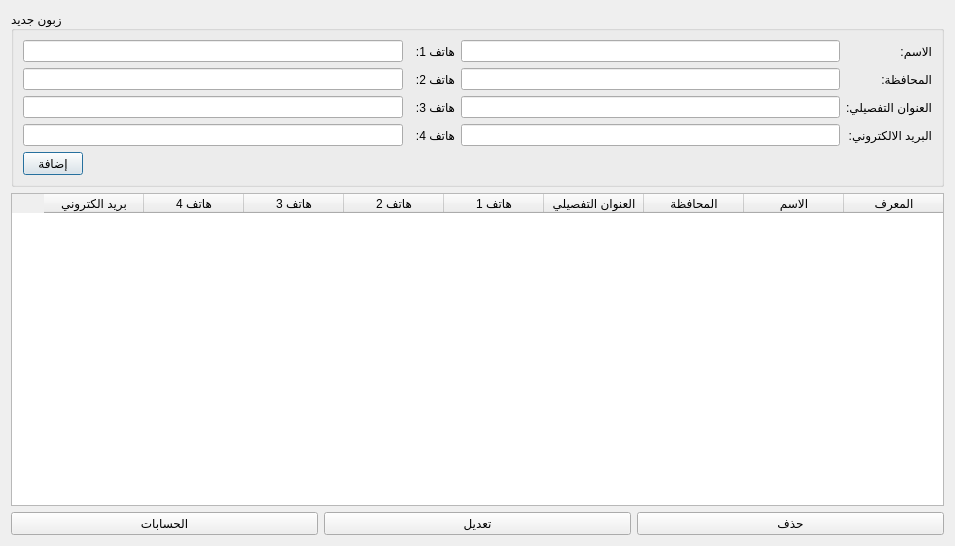
Above: Ui_Clients.ui from rabee361/E-commerce2 before the change. Below: the same form after it.
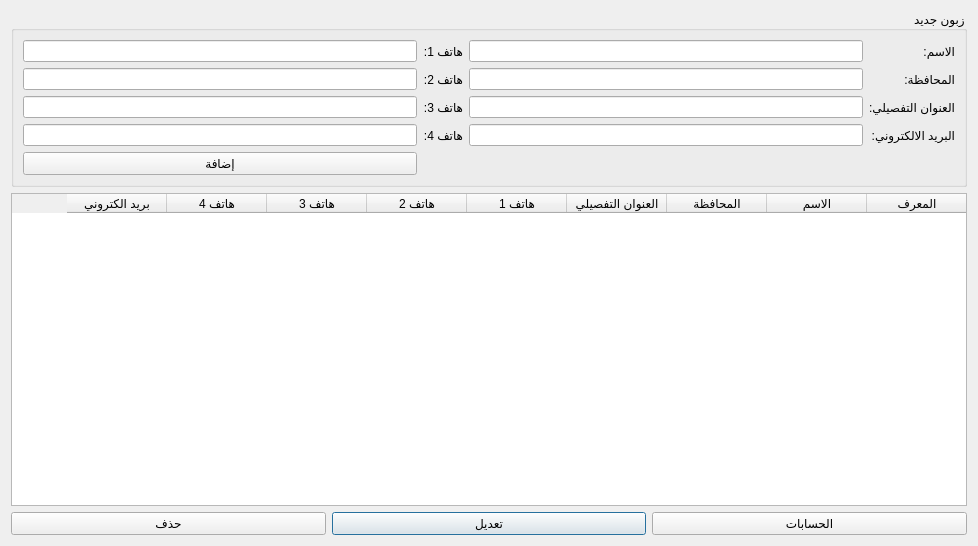
That is the form after the change. Icons and pictures are not drawn.

Diff of the .ui file:
```diff
--- a/Ui_Clients.ui
+++ b/Ui_Clients.ui
@@ -9,7 +9,7 @@
    <rect>
     <x>0</x>
     <y>0</y>
-    <width>955</width>
+    <width>978</width>
     <height>546</height>
    </rect>
   </property>
@@ -27,36 +27,102 @@
    <bool>true</bool>
   </property>
   <layout class="QGridLayout" name="gridLayout_2">
+   <item row="3" column="1">
+    <widget class="QPushButton" name="edit_btn">
+     <property name="text">
+      <string>تعديل</string>
+     </property>
+    </widget>
+   </item>
+   <item row="3" column="0">
+    <widget class="QPushButton" name="accounts_btn">
+     <property name="text">
+      <string>الحسابات</string>
+     </property>
+    </widget>
+   </item>
+   <item row="3" column="2">
+    <widget class="QPushButton" name="delete_btn">
+     <property name="text">
+      <string>حذف</string>
+     </property>
+    </widget>
+   </item>
+   <item row="1" column="0" colspan="3">
+    <widget class="QTableWidget" name="clients_table">
+     <column>
+      <property name="text">
+       <string>المعرف</string>
+      </property>
+     </column>
+     <column>
+      <property name="text">
+       <string>الاسم</string>
+      </property>
+     </column>
+     <column>
+      <property name="text">
+       <string>المحافظة</string>
+      </property>
+     </column>
+     <column>
+      <property name="text">
+       <string>العنوان التفصيلي</string>
+      </property>
+     </column>
+     <column>
+      <property name="text">
+       <string>هاتف 1</string>
+      </property>
+     </column>
+     <column>
+      <property name="text">
+       <string>هاتف 2</string>
+      </property>
+     </column>
+     <column>
+      <property name="text">
+       <string>هاتف 3</string>
+      </property>
+     </column>
+     <column>
+      <property name="text">
+       <string>هاتف 4</string>
+      </property>
+     </column>
+     <column>
+      <property name="text">
+       <string>بريد الكتروني</string>
+      </property>
+     </column>
+    </widget>
+   </item>
    <item row="0" column="0" colspan="3">
     <widget class="QGroupBox" name="groupBox">
      <property name="layoutDirection">
-      <enum>Qt::LeftToRight</enum>
+      <enum>Qt::RightToLeft</enum>
      </property>
      <property name="title">
       <string>زبون جديد</string>
      </property>
      <layout class="QGridLayout" name="gridLayout">
-      <item row="0" column="4">
-       <widget class="QLabel" name="label">
+      <item row="0" column="1">
+       <widget class="QLineEdit" name="name_input"/>
+      </item>
+      <item row="3" column="2">
+       <widget class="QLabel" name="label_6">
         <property name="text">
-         <string>الاسم:</string>
+         <string>هاتف 3:</string>
         </property>
        </widget>
       </item>
-      <item row="3" column="0">
+      <item row="6" column="3">
        <widget class="QLineEdit" name="phone4_input">
         <property name="text">
          <string/>
         </property>
        </widget>
       </item>
-      <item row="0" column="1" colspan="2">
-       <widget class="QLabel" name="label_4">
-        <property name="text">
-         <string>هاتف 1:</string>
-        </property>
-       </widget>
-      </item>
       <item row="1" column="2">
        <widget class="QLabel" name="label_5">
         <property name="text">
@@ -64,24 +130,71 @@
         </property>
        </widget>
       </item>
-      <item row="0" column="0">
+      <item row="6" column="2">
+       <widget class="QLabel" name="label_7">
+        <property name="text">
+         <string>هاتف 4:</string>
+        </property>
+       </widget>
+      </item>
+      <item row="6" column="0">
+       <widget class="QLabel" name="label_8">
+        <property name="text">
+         <string>البريد الالكتروني:</string>
+        </property>
+       </widget>
+      </item>
+      <item row="0" column="3">
        <widget class="QLineEdit" name="phone1_input"/>
       </item>
-      <item row="1" column="4">
-       <widget class="QLabel" name="label_2">
+      <item row="1" column="3">
+       <widget class="QLineEdit" name="phone2_input"/>
+      </item>
+      <item row="0" column="0">
+       <widget class="QLabel" name="label">
         <property name="text">
-         <string>المحافظة:</string>
+         <string>الاسم:</string>
+        </property>
+       </widget>
+      </item>
+      <item row="0" column="2">
+       <widget class="QLabel" name="label_4">
+        <property name="text">
+         <string>هاتف 1:</string>
         </property>
        </widget>
       </item>
       <item row="3" column="3">
+       <widget class="QLineEdit" name="phone3_input"/>
+      </item>
+      <item row="6" column="1">
        <widget class="QLineEdit" name="email_input"/>
       </item>
-      <item row="4" column="0">
+      <item row="1" column="1">
+       <widget class="QLineEdit" name="governorate_input"/>
+      </item>
+      <item row="1" column="0">
+       <widget class="QLabel" name="label_2">
+        <property name="text">
+         <string>المحافظة:</string>
+        </property>
+       </widget>
+      </item>
+      <item row="3" column="0">
+       <widget class="QLabel" name="label_3">
+        <property name="text">
+         <string>العنوان التفصيلي:</string>
+        </property>
+       </widget>
+      </item>
+      <item row="3" column="1">
+       <widget class="QLineEdit" name="address_input"/>
+      </item>
+      <item row="7" column="3">
        <widget class="QPushButton" name="save_btn">
         <property name="maximumSize">
          <size>
-          <width>60</width>
+          <width>16777215</width>
           <height>16777215</height>
          </size>
         </property>
@@ -90,122 +203,9 @@
         </property>
        </widget>
       </item>
-      <item row="2" column="3">
-       <widget class="QLineEdit" name="address_input"/>
-      </item>
-      <item row="1" column="0">
-       <widget class="QLineEdit" name="phone2_input"/>
-      </item>
-      <item row="1" column="3">
-       <widget class="QLineEdit" name="governorate_input"/>
-      </item>
-      <item row="3" column="1" colspan="2">
-       <widget class="QLabel" name="label_7">
-        <property name="text">
-         <string>هاتف 4:</string>
-        </property>
-       </widget>
-      </item>
-      <item row="3" column="4">
-       <widget class="QLabel" name="label_8">
-        <property name="text">
-         <string>البريد الالكتروني:</string>
-        </property>
-       </widget>
-      </item>
-      <item row="0" column="3">
-       <widget class="QLineEdit" name="name_input"/>
-      </item>
-      <item row="2" column="1" colspan="2">
-       <widget class="QLabel" name="label_6">
-        <property name="text">
-         <string>هاتف 3:</string>
-        </property>
-       </widget>
-      </item>
-      <item row="2" column="0">
-       <widget class="QLineEdit" name="phone3_input"/>
-      </item>
-      <item row="2" column="4">
-       <widget class="QLabel" name="label_3">
-        <property name="text">
-         <string>العنوان التفصيلي:</string>
-        </property>
-       </widget>
-      </item>
      </layout>
     </widget>
    </item>
-   <item row="1" column="0" colspan="3">
-    <widget class="QTableWidget" name="clients_table">
-     <column>
-      <property name="text">
-       <string>المعرف</string>
-      </property>
-     </column>
-     <column>
-      <property name="text">
-       <string>الاسم</string>
-      </property>
-     </column>
-     <column>
-      <property name="text">
-       <string>المحافظة</string>
-      </property>
-     </column>
-     <column>
-      <property name="text">
-       <string>العنوان التفصيلي</string>
-      </property>
-     </column>
-     <column>
-      <property name="text">
-       <string>هاتف 1</string>
-      </property>
-     </column>
-     <column>
-      <property name="text">
-       <string>هاتف 2</string>
-      </property>
-     </column>
-     <column>
-      <property name="text">
-       <string>هاتف 3</string>
-      </property>
-     </column>
-     <column>
-      <property name="text">
-       <string>هاتف 4</string>
-      </property>
-     </column>
-     <column>
-      <property name="text">
-       <string>بريد الكتروني</string>
-      </property>
-     </column>
-    </widget>
-   </item>
-   <item row="2" column="0">
-    <widget class="QPushButton" name="delete_btn">
-     <property name="text">
-      <string>حذف</string>
-     </property>
-    </widget>
-   </item>
-   <item row="2" column="1">
-    <widget class="QPushButton" name="edit_btn">
-     <property name="text">
-      <string>تعديل</string>
-     </property>
-    </widget>
-   </item>
-   <item row="2" column="2">
-    <widget class="QPushButton" name="accounts_btn">
-     <property name="text">
-      <string>الحسابات</string>
-     </property>
-    </widget>
-   </item>
   </layout>
  </widget>
  <resources/>
```
